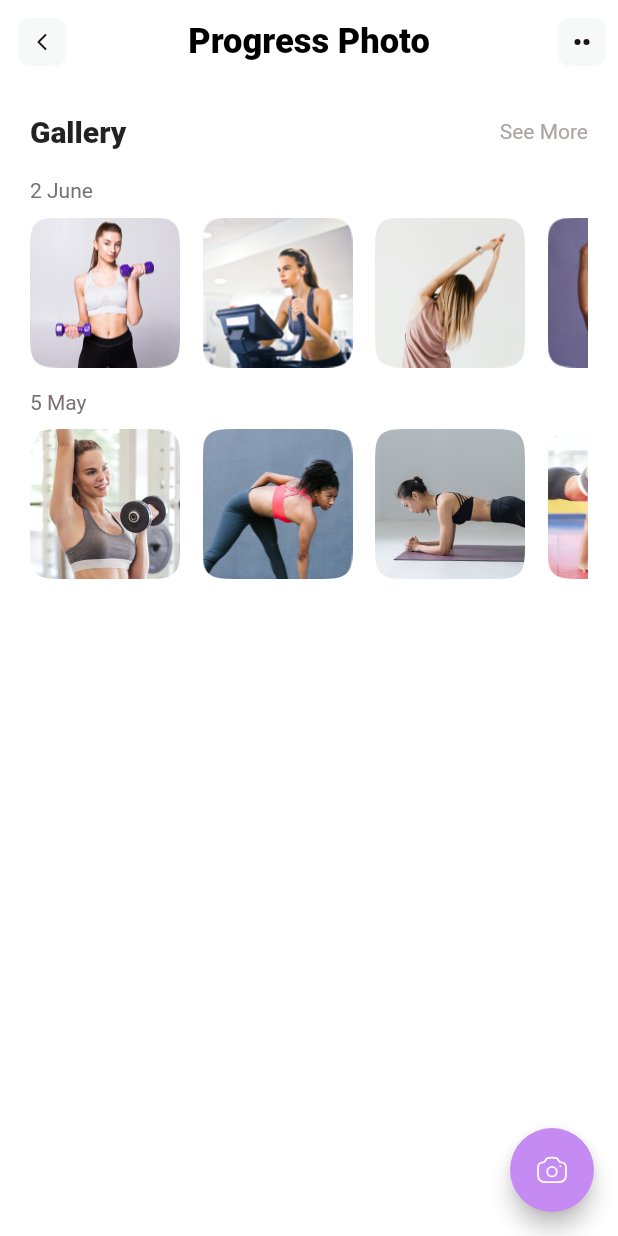
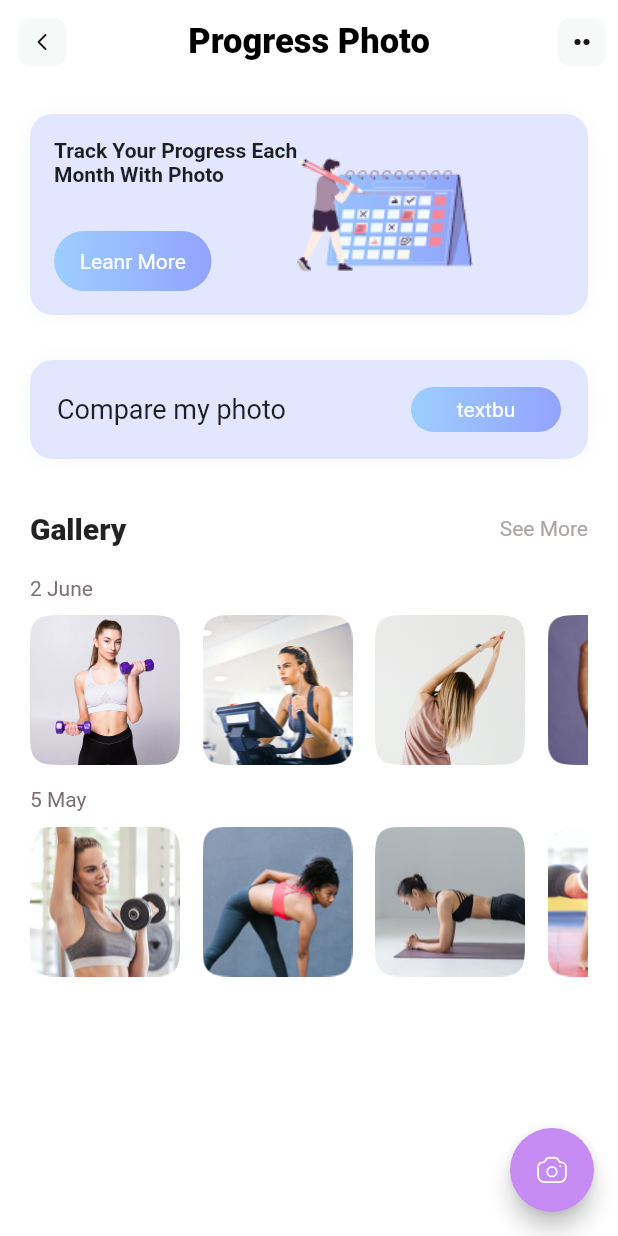
Before and after one commit to salvagb1/fitness, a Flutter app: the CameraBtn screen opened directly, on a phone screen of 412 x 824 dp. Run offline on Flutter 3.47's test engine with Material 2 defaults, Android fonts, the phone set to English and light mode, and no system bars; our stand-ins replace flutter_svg.

Commit message:
Update camera_btn

```diff
--- /dev/null
+++ b/lib/components/button.dart
@@ -0,0 +1,33 @@
+import 'package:flutter/material.dart';
+
+class ButtonReu extends StatelessWidget {
+  const ButtonReu({Key? key, required this.textbu}) : super(key: key);
+  final String textbu;
+
+  @override
+  Widget build(BuildContext context) {
+    return InkWell(
+      onTap: () {},
+      child: Container(
+        margin: const EdgeInsets.only(),
+        height: 30,
+        width: 100,
+        decoration: BoxDecoration(
+          borderRadius: BorderRadius.circular(30),
+          gradient: const LinearGradient(
+            colors: [
+              Color(0xff9DCEFF),
+              Color(0xff92A3FD),
+            ],
+          ),
+        ),
+        child: Center(
+          child: Text(
+            '$textbu',
+            style: TextStyle(color: Colors.white),
+          ),
+        ),
+      ),
+    );
+  }
+}
--- a/lib/pages/navigatorbtn/camera_btn.dart
+++ b/lib/pages/navigatorbtn/camera_btn.dart
@@ -1,3 +1,4 @@
+import 'package:fitness/components/button.dart';
 import 'package:fitness/components/card_gallery.dart';
 import 'package:flutter/material.dart';
 import 'package:flutter_svg/svg.dart';
@@ -40,6 +41,97 @@ class _CameraBtnState extends State<CameraBtn> {
         child: Column(
           crossAxisAlignment: CrossAxisAlignment.start,
           children: [
+            Container(
+              padding: const EdgeInsets.all(16),
+              decoration: BoxDecoration(
+                borderRadius: BorderRadius.circular(15),
+                boxShadow: const <BoxShadow>[
+                  BoxShadow(
+                    color: Color(0xffF7F8F8),
+                    blurRadius: 10.0,
+                  ),
+                ],
+                color: const Color(0xffE2E7FF),
+              ),
+              child: Row(
+                children: [
+                  Column(
+                    crossAxisAlignment: CrossAxisAlignment.start,
+                    mainAxisAlignment: MainAxisAlignment.start,
+                    children: [
+                      const Text(
+                        'Track Your Progress Each',
+                        style: TextStyle(fontWeight: FontWeight.w700),
+                      ),
+                      const Text(
+                        'Month With Photo',
+                        style: TextStyle(fontWeight: FontWeight.w700),
+                      ),
+                      const SizedBox(
+                        height: 30,
+                      ),
+                      InkWell(
+                        onTap: () {},
+                        child: Container(
+                          margin: const EdgeInsets.only(),
+                          height: 40,
+                          width: 105,
+                          decoration: BoxDecoration(
+                            borderRadius: BorderRadius.circular(30),
+                            gradient: const LinearGradient(
+                              colors: [
+                                Color(0xff9DCEFF),
+                                Color(0xff92A3FD),
+                              ],
+                            ),
+                          ),
+                          child: const Center(
+                            child: Text(
+                              'Leanr More',
+                              style: TextStyle(color: Colors.white),
+                            ),
+                          ),
+                        ),
+                      ),
+                    ],
+                  ),
+                  Column(
+                    children: [Image.asset('assets/images/calendar2.png')],
+                  ),
+                ],
+              ),
+            ),
+            const SizedBox(
+              height: 30,
+            ),
+            Container(
+              padding: const EdgeInsets.all(18),
+              decoration: BoxDecoration(
+                borderRadius: BorderRadius.circular(15),
+                boxShadow: const <BoxShadow>[
+                  BoxShadow(
+                    color: Color(0xffF7F8F8),
+                    blurRadius: 10.0,
+                  ),
+                ],
+                color: const Color(0xffE2E7FF),
+              ),
+              child: Row(
+                children: const [
+                  Expanded(
+                    child: Text(
+                      "Compare my photo",
+                      style:
+                          TextStyle(fontSize: 18, fontWeight: FontWeight.w400),
+                    ),
+                  ),
+                  ButtonReu(textbu: 'textbu'),
+                ],
+              ),
+            ),
+            const SizedBox(
+              height: 35,
+            ),
             Row(
               children: [
                 Expanded(
```
Also changed, not shown: assets/icons/calendar2.svg (added), assets/images/calendar2.jpg (added), assets/images/calendar2.png (added).
